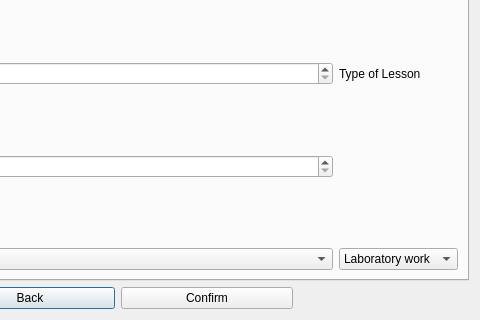
First picture: the form in Project_files/teacherfacultativechangewindow.ui, repository cry4alone/FacultativPRO, before the edit; both pictures show x 243 to 723 and y 170 to 490 of the 723 by 490 pixel window.
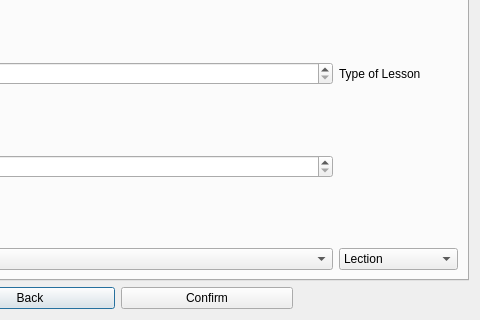
Second picture: the form after the edit.

The edit to the form file:
```diff
--- a/Project_files/teacherfacultativechangewindow.ui
+++ b/Project_files/teacherfacultativechangewindow.ui
@@ -156,6 +156,11 @@
          </item>
          <item>
           <widget class="QComboBox" name="laboratoryBox">
+           <item>
+            <property name="text">
+             <string>Lection</string>
+            </property>
+           </item>
            <item>
             <property name="text">
              <string>Laboratory work</string>
```
Left out of the diff: 5 changed lines with no effect on the pictures.
